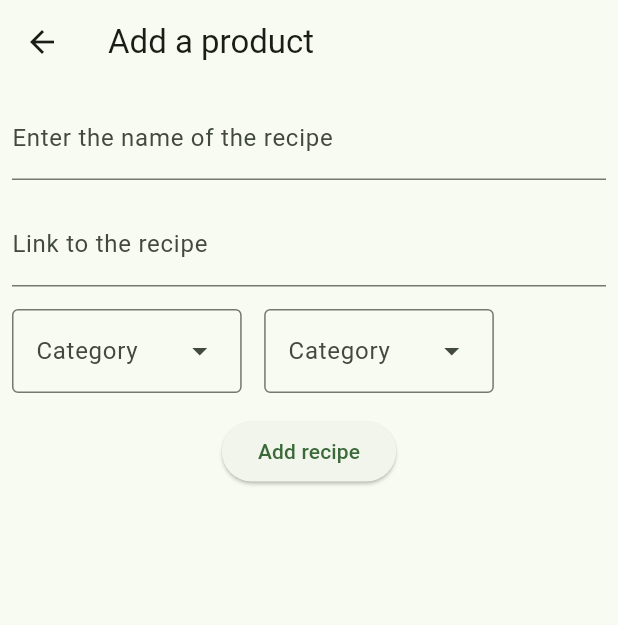
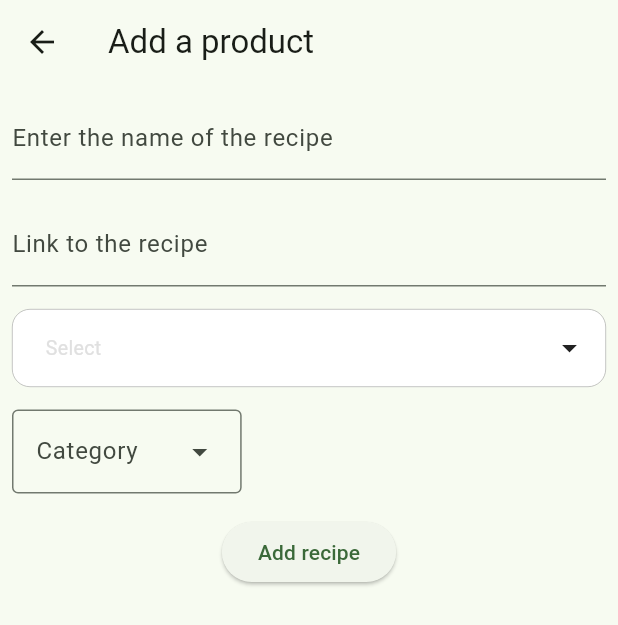
Before and after one commit to damianobacci/social_recipes, a Flutter app: the ProductPage screen opened directly with empty values, after a tap on the "add" icon, on a phone screen of 412 x 824 dp. Shown: the top 625 px of the screen. Run offline on Flutter 3.47's test engine with Material 3 defaults, Android fonts, the light colour scheme and no system bars; drawn by our look-alikes of multi_dropdown.

Commit message:
Added multi options dropdown menu

```diff
--- /dev/null
+++ b/lib/models/merged.dart
@@ -0,0 +1,7 @@
+import 'package:social_recipes/models/fruits.dart';
+import 'package:social_recipes/models/vegetables.dart';
+
+final merged = <String>{
+  ...fruits.values.expand((list) => list),
+  ...vegetables.values.expand((list) => list),
+}.toList();
--- a/lib/screens/add_product.dart
+++ b/lib/screens/add_product.dart
@@ -1,7 +1,10 @@
 import 'package:flutter/material.dart';
+import 'package:multi_dropdown/multiselect_dropdown.dart';
+import 'package:social_recipes/models/merged.dart';
 
 class AddProduct extends StatelessWidget {
-  const AddProduct({super.key});
+  final String productName;
+  const AddProduct({required this.productName, super.key});
 
   @override
   Widget build(BuildContext context) {
@@ -29,17 +32,29 @@ class AddProduct extends StatelessWidget {
               const SizedBox(
                 height: 15,
               ),
+              MultiSelectDropDown(
+                onOptionSelected: (options) {
+                  debugPrint(options.toString());
+                },
+                searchEnabled: true,
+                options: <ValueItem>[
+                  ...merged.map((item) => ValueItem(label: item, value: item)),
+                ],
+                maxItems: 3,
+                disabledOptions: const [
+                  ValueItem(label: 'Option 1', value: '1')
+                ],
+                selectionType: SelectionType.multi,
+                chipConfig: const ChipConfig(wrapType: WrapType.wrap),
+                dropdownHeight: 300,
+                optionTextStyle: const TextStyle(fontSize: 16),
+                selectedOptionIcon: const Icon(Icons.check_circle),
+              ),
+              const SizedBox(
+                height: 15,
+              ),
               const Row(
                 children: [
-                  DropdownMenu(
-                    label: Text("Category"),
-                    dropdownMenuEntries: [
-                      DropdownMenuEntry(value: "entrants", label: "Entrants")
-                    ],
-                  ),
-                  SizedBox(
-                    width: 15,
-                  ),
                   DropdownMenu(
                     label: Text("Category"),
                     dropdownMenuEntries: [
--- a/lib/screens/product_page.dart
+++ b/lib/screens/product_page.dart
@@ -3,6 +3,7 @@ import 'package:social_recipes/screens/add_product.dart';
 
 class ProductPage extends StatelessWidget {
   final String productName;
+
   void addRecipe() {}
 
   const ProductPage({required this.productName, super.key});
@@ -16,7 +17,9 @@ class ProductPage extends StatelessWidget {
       floatingActionButton: FloatingActionButton(
         onPressed: () {
           Navigator.push(
-              context, MaterialPageRoute(builder: (context) => AddProduct()));
+              context,
+              MaterialPageRoute(
+                  builder: (context) => AddProduct(productName: productName)));
         },
         child: const Icon(Icons.add),
       ),
--- a/pubspec.yaml
+++ b/pubspec.yaml
@@ -32,6 +32,7 @@ dependencies:
     sdk: flutter
   sqflite: ^2.0.0+3
   path: ^1.8.0
+  multi_dropdown: ^2.1.4
 
   # The following adds the Cupertino Icons font to your application.
   # Use with the CupertinoIcons class for iOS style icons.
```
Also changed, not shown: pubspec.lock.
